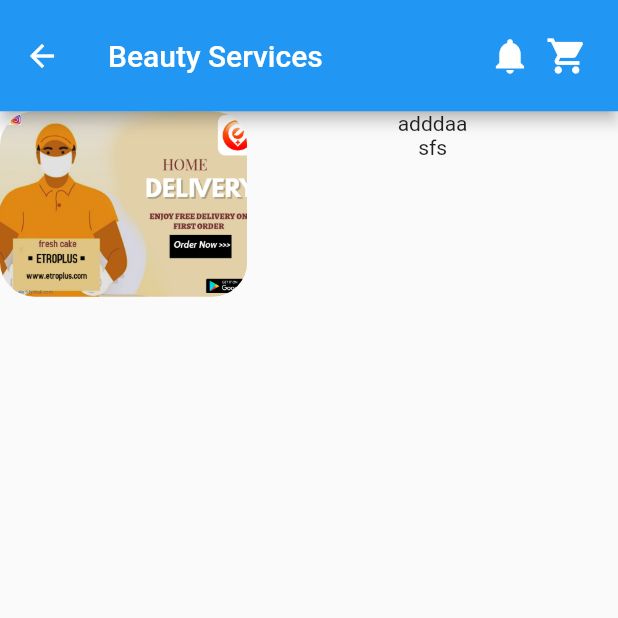
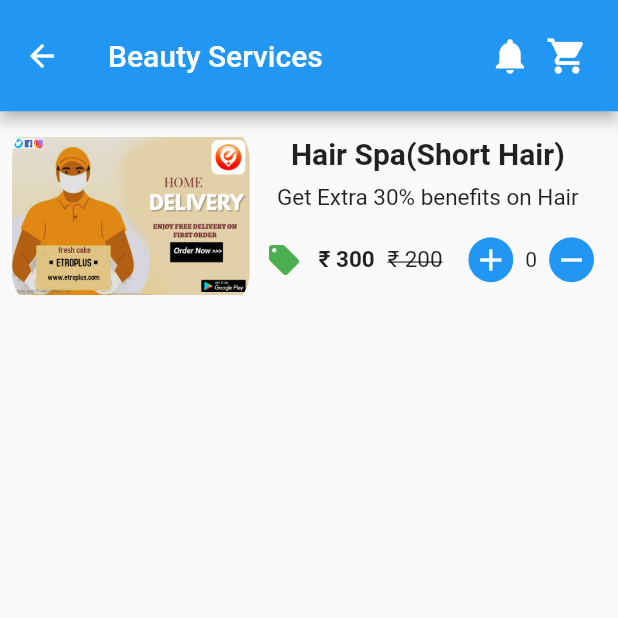
Before and after one commit to AnuragShrirao/newflutter_android, a Flutter app: the ServiceList screen opened directly, on a phone screen of 412 x 824 dp, the top half of it. Run offline on Flutter 3.47's test engine with Material 2 defaults, Android fonts, the phone set to English and light mode, and no system bars; our stand-ins replace carousel_pro.

Commit message:
15-11-2020 service list changed

```diff
--- a/lib/Screen/service_list.dart
+++ b/lib/Screen/service_list.dart
@@ -1,17 +1,24 @@
 import 'package:flutter/cupertino.dart';
 import 'package:flutter/material.dart';
 
-class ServiceList extends StatelessWidget {
+class ServiceList extends StatefulWidget {
   final categoryName;
 
   ServiceList({this.categoryName});
+
+  @override
+  _ServiceListState createState() => _ServiceListState();
+}
+
+class _ServiceListState extends State<ServiceList> {
+  var itemNo = 0;
 
   @override
   Widget build(BuildContext context) {
     return Scaffold(
       appBar: AppBar(
         toolbarHeight: MediaQuery.of(context).size.height * 0.09,
-        title: Text(categoryName),
+        title: Text(widget.categoryName),
         actions: [
           InkWell(
             child: Icon(
@@ -33,32 +40,104 @@ class ServiceList extends StatelessWidget {
       ),
       body: ListView(
         children: [
-          Container(
+          Padding(
+            padding: const EdgeInsets.all(8.0),
+            child: Container(
               height: MediaQuery.of(context).size.height * 0.15,
               child: Row(
                 children: [
                   Expanded(
                     child: Container(
+                      // height: 300,
                       decoration: BoxDecoration(
                           borderRadius: BorderRadius.circular(23),
                           image: DecorationImage(
-                          fit: BoxFit.cover,
-                          image:AssetImage("image/etroplus.jpeg"),
-                        )
-                    ),
+                            fit: BoxFit.fitWidth,
+                            image: AssetImage("image/etroplus.jpeg"),
+                          )),
                     ),
                     flex: 2,
                   ),
                   Expanded(
                     flex: 3,
                     child: Column(
+                      mainAxisAlignment: MainAxisAlignment.spaceEvenly,
                       children: [
-                      Text("adddaa"),
-                      Text("sfs"),
+                        FittedBox(
+                            child: Text(
+                          "Hair Spa(Short Hair)",
+                          style: TextStyle(
+                              fontSize: 20, fontWeight: FontWeight.bold),
+                        )),
+                        Text(
+                          "Get Extra 30% benefits on Hair",
+                          maxLines: 2,
+                          style: TextStyle(fontSize: 15),
+                        ),
+                        Row(
+                          mainAxisAlignment: MainAxisAlignment.spaceBetween,
+                          children: [
+                            Expanded(
+                              child: Icon(
+                                Icons.local_offer,
+                                color: Colors.green,
+                              ),
+                            ),
+                            Expanded(
+                              child: Text(
+                                "\u20B9 300",
+                                style: TextStyle(
+                                    fontSize: 15, fontWeight: FontWeight.bold),
+                              ),
+                            ),
+                            Expanded(
+                              child: Text(
+                                "\u20B9 200",
+                                style: TextStyle(
+                                    fontSize: 15,
+                                    decoration: TextDecoration.lineThrough),
+                              ),
+                            ),
+                            Expanded(
+                              child: IconButton(
+                                  icon: CircleAvatar(
+                                    radius: 15,
+                                    child: Icon(
+                                      Icons.add,
+                                      color: Colors.white,
+                                    ),
+                                    backgroundColor: Colors.blue,
+                                  ),
+                                  onPressed: () {
+                                    setState(() {
+                                      itemNo = itemNo + 1;
+                                    });
+                                  }),
+                            ),
+                            Text("$itemNo"),
+                            Expanded(
+                              child: IconButton(
+                                  icon: CircleAvatar(
+                                    radius: 15,
+                                    child: Icon(
+                                      Icons.remove,
+                                      color: Colors.white,
+                                    ),
+                                    backgroundColor: Colors.blue,
+                                  ),
+                                  onPressed: () {
+                                    setState(() {
+                                      itemNo--;
+                                    });
+                                  }),
+                            ),
+                          ],
+                        )
                       ],
                     ),
                   )
                 ],
+              ),
             ),
           ),
         ],
--- a/pubspec.yaml
+++ b/pubspec.yaml
@@ -28,6 +28,8 @@ dependencies:
   # The following adds the Cupertino Icons font to your application.
   # Use with the CupertinoIcons class for iOS style icons.
   cupertino_icons: ^1.0.0
+  carousel_pro: ^1.0.0
+
 
 dev_dependencies:
   flutter_test:
@@ -47,6 +49,9 @@ flutter:
   # To add assets to your application, add an assets section, like this:
   assets:
     - image/etroplus.jpeg
+    - image/etroplus2.jpeg
+    - image/etroplus3.jpeg
+
   #   - images/a_dot_ham.jpeg
 
   # An image asset can refer to one or more resolution-specific "variants", see
```
Also changed, not shown: lib/Screen/front_page.dart (+49 -19 lines), image/etroplus2.jpeg (added), image/etroplus3.jpeg (added), pubspec.lock. Lines whose indentation alone changed are shown as unchanged.
